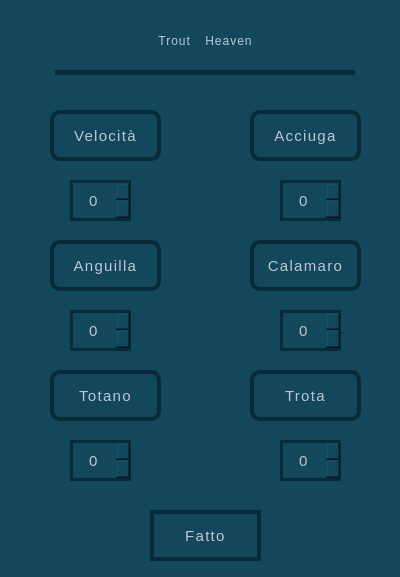
First picture: the form in QtApplication/TroutHeavenApp/store_dialog.ui, repository vince-exe/TroutHeaven, before the edit.
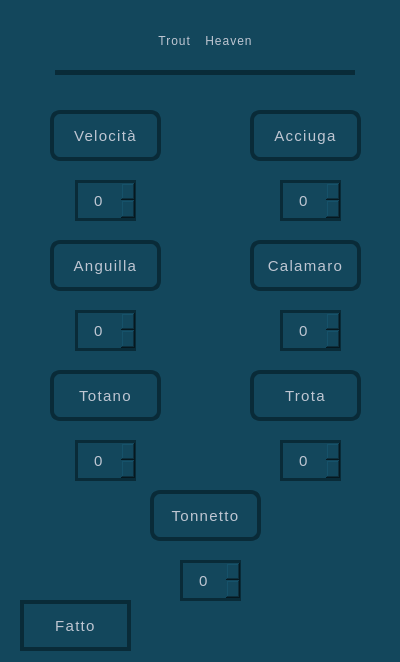
Second picture: the form after the edit.

Diff of the .ui file:
```diff
--- a/QtApplication/TroutHeavenApp/store_dialog.ui
+++ b/QtApplication/TroutHeavenApp/store_dialog.ui
@@ -7,7 +7,7 @@
     <x>0</x>
     <y>0</y>
     <width>400</width>
-    <height>577</height>
+    <height>662</height>
    </rect>
   </property>
   <property name="windowTitle">
@@ -90,7 +90,7 @@
   <widget class="QSpinBox" name="velocitySpin">
    <property name="geometry">
     <rect>
-     <x>70</x>
+     <x>75</x>
      <y>180</y>
      <width>61</width>
      <height>41</height>
@@ -269,7 +269,7 @@
   <widget class="QSpinBox" name="anguillaSpin">
    <property name="geometry">
     <rect>
-     <x>70</x>
+     <x>75</x>
      <y>310</y>
      <width>61</width>
      <height>41</height>
@@ -313,7 +313,7 @@
   <widget class="QSpinBox" name="totanoSpin">
    <property name="geometry">
     <rect>
-     <x>70</x>
+     <x>75</x>
      <y>440</y>
      <width>61</width>
      <height>41</height>
@@ -357,8 +357,8 @@
   <widget class="QPushButton" name="doneBtn">
    <property name="geometry">
     <rect>
-     <x>150</x>
-     <y>510</y>
+     <x>20</x>
+     <y>600</y>
      <width>111</width>
      <height>51</height>
     </rect>
@@ -381,6 +381,55 @@
     <string>Fatto</string>
    </property>
   </widget>
+  <widget class="QLabel" name="label_8">
+   <property name="geometry">
+    <rect>
+     <x>150</x>
+     <y>490</y>
+     <width>111</width>
+     <height>51</height>
+    </rect>
+   </property>
+   <property name="styleSheet">
+    <string notr="true">QLabel {
+    border: 4px solid #092b38;
+    background-color: #13475c;
+    color: #dbdbdbe5;
+    font-size: 15px;
+    outline: none;
+    letter-spacing: 1.3px;
+    border-radius: 10px;
+}</string>
+   </property>
+   <property name="text">
+    <string>Tonnetto</string>
+   </property>
+   <property name="alignment">
+    <set>Qt::AlignCenter</set>
+   </property>
+  </widget>
+  <widget class="QSpinBox" name="tonnettoSpin">
+   <property name="geometry">
+    <rect>
+     <x>180</x>
+     <y>560</y>
+     <width>61</width>
+     <height>41</height>
+    </rect>
+   </property>
+   <property name="styleSheet">
+    <string notr="true">QSpinBox {
+    border: 3px solid #092b38;
+    background-color: #13475c;
+    color: #dbdbdbe5;
+    font-size: 15px;
+    outline: none;
+}</string>
+   </property>
+   <property name="alignment">
+    <set>Qt::AlignCenter</set>
+   </property>
+  </widget>
  </widget>
  <resources/>
  <connections/>
```
